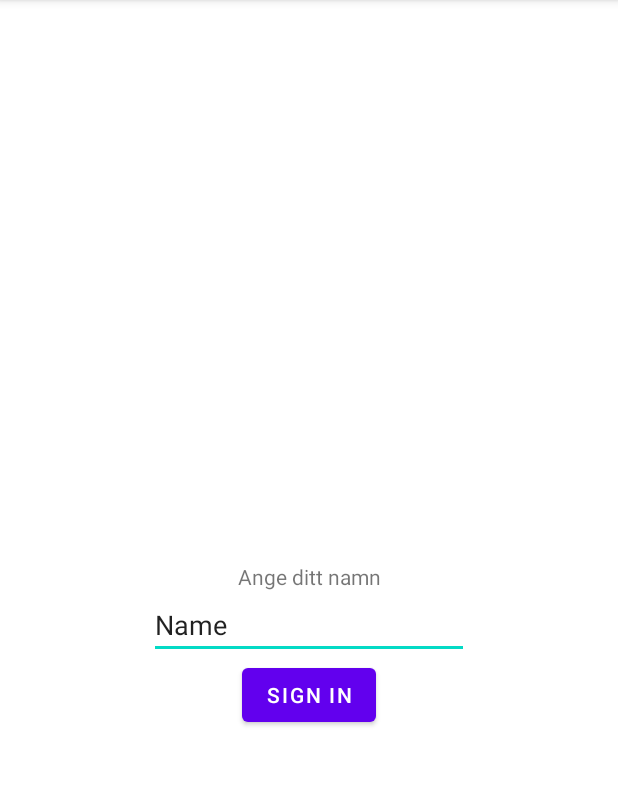
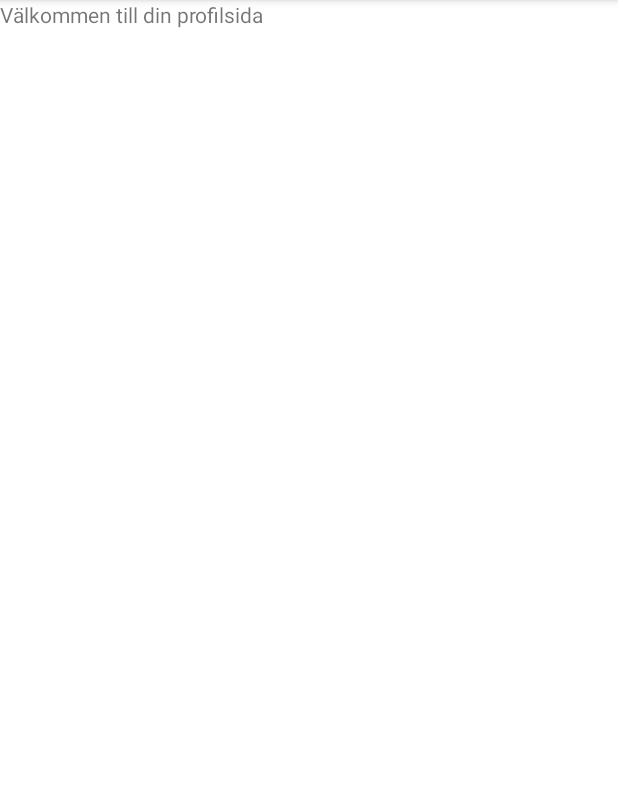
Before and after one commit to g21emmka/MultiplyActivitiesDemo, an Android app: the screen it shows after launch (MainActivity before the commit, ProfileActivity after it), after a tap on "SIGN IN", on a phone screen of 412 x 824 dp, the part 84-870 px from its top. Run offline under Robolectric (Android 15) with nearby library versions, the phone set to English and light mode, and no system bars.

```diff
--- a/app/src/main/java/com/example/multiplyactivitiesdemo/MainActivity.java
+++ b/app/src/main/java/com/example/multiplyactivitiesdemo/MainActivity.java
@@ -2,6 +2,7 @@ package com.example.multiplyactivitiesdemo;
 
 import androidx.appcompat.app.AppCompatActivity;
 
+import android.content.Intent;
 import android.os.Bundle;
 import android.util.Log;
 import android.view.View;
@@ -53,6 +54,8 @@ public class MainActivity extends AppCompatActivity {
             @Override
             public void onClick(View view) {
                 Log.d("==>", "Sign in button pressed.");
+                Intent intent = new Intent(MainActivity.this, ProfileActivity.class);
+                startActivity(intent);
 
             }
         });
--- a/app/src/main/res/layout/activity_profile.xml
+++ b/app/src/main/res/layout/activity_profile.xml
@@ -6,4 +6,11 @@
     android:layout_height="match_parent"
     tools:context=".ProfileActivity">
 
+    <TextView
+        android:id="@+id/profile_label"
+        android:layout_width="wrap_content"
+        android:layout_height="wrap_content"
+        android:text="Välkommen till din profilsida"
+        app:layout_constraintTop_toTopOf="parent"
+        app:layout_constraintStart_toStartOf="parent"/>
 </androidx.constraintlayout.widget.ConstraintLayout>
```
